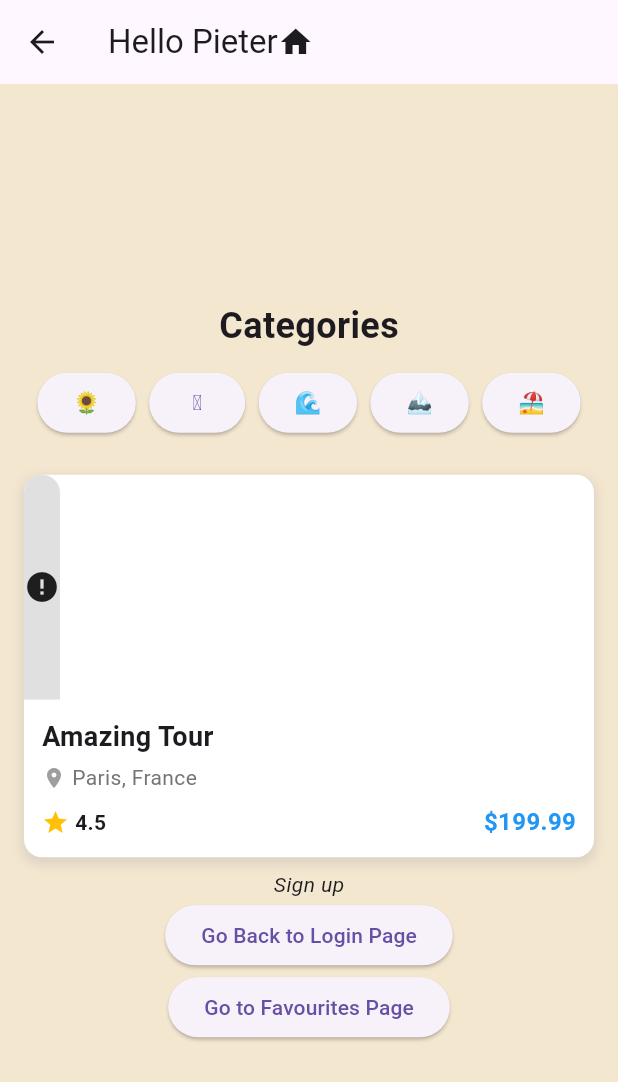
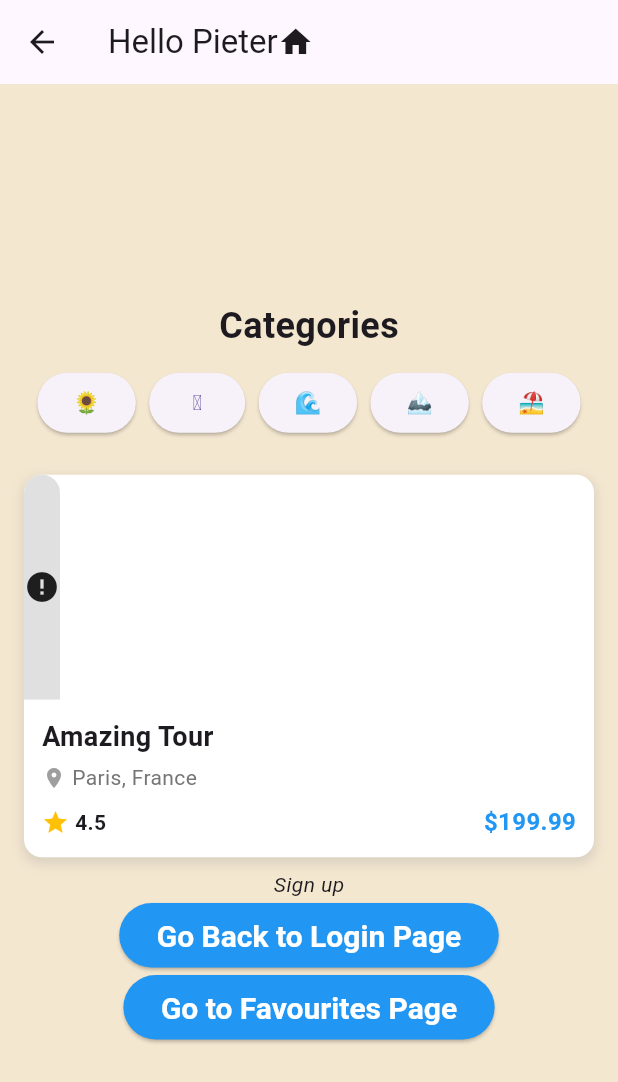
Before and after one commit to Pluto596Polite/sorealtravel_flutter_app, a Flutter app: the screen it shows after launch, after a tap on "Go to Home page", on a phone screen of 412 x 824 dp. Shown: the top 1082 px of the screen. Run offline on Flutter 3.47's test engine with Material 3 defaults, Android fonts, the phone set to English and light mode, and no system bars; network calls fail.

Commit message:
Enhance button styles in HomePage and FavouritePage for improved UI consistency

```diff
--- a/lib/main.dart
+++ b/lib/main.dart
@@ -90,6 +90,12 @@ class formSection extends StatelessWidget {
           ),
 
           ElevatedButton(
+            style: ElevatedButton.styleFrom(
+              padding: EdgeInsets.symmetric(horizontal: 25, vertical: 10),
+              textStyle: TextStyle(fontSize: 20, fontWeight: FontWeight.bold),
+              foregroundColor: Colors.white,
+              backgroundColor: Colors.blue,
+            ),
             onPressed: () {
               Navigator.push(
                 context,
--- a/lib/screens/favourites_page.dart
+++ b/lib/screens/favourites_page.dart
@@ -82,6 +82,12 @@ class FavouritePage extends StatelessWidget {
           ),
 
           ElevatedButton(
+            style: ElevatedButton.styleFrom(
+              padding: EdgeInsets.symmetric(horizontal: 25, vertical: 10),
+              textStyle: TextStyle(fontSize: 20, fontWeight: FontWeight.bold),
+              foregroundColor: Colors.white,
+              backgroundColor: Colors.blue,
+            ),
             onPressed: () {
               Navigator.push(
                 context,
--- a/lib/screens/home_page.dart
+++ b/lib/screens/home_page.dart
@@ -37,6 +37,12 @@ class HomePage extends StatelessWidget {
               style: TextStyle(fontStyle: FontStyle.italic),
             ),
             ElevatedButton(
+              style: ElevatedButton.styleFrom(
+                padding: EdgeInsets.symmetric(horizontal: 25, vertical: 10),
+                textStyle: TextStyle(fontSize: 20, fontWeight: FontWeight.bold),
+                foregroundColor: Colors.white,
+                backgroundColor: Colors.blue,
+              ),
               onPressed: () {
                 Navigator.push(
                   context,
@@ -47,6 +53,12 @@ class HomePage extends StatelessWidget {
             ),
 
             ElevatedButton(
+              style: ElevatedButton.styleFrom(
+                padding: EdgeInsets.symmetric(horizontal: 25, vertical: 10),
+                textStyle: TextStyle(fontSize: 20, fontWeight: FontWeight.bold),
+                foregroundColor: Colors.white,
+                backgroundColor: Colors.blue,
+              ),
               onPressed: () {
                 Navigator.push(
                   context,
```
Lines whose indentation alone changed are shown as unchanged.
